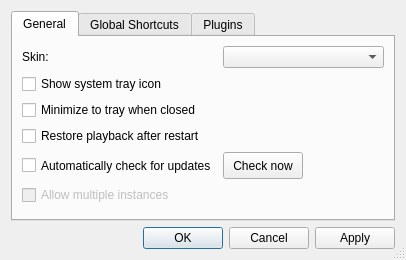
First picture: the form in src/preferencesDialog.ui, repository nulloy/nulloy, before the edit.
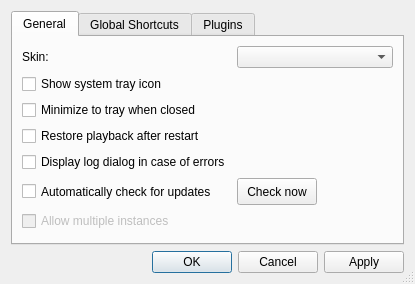
Second picture: the form after the edit. Custom widgets are drawn as their Qt base class.

Commit message: added option to hide NLogDialog

Patch:
```diff
--- a/src/preferencesDialog.ui
+++ b/src/preferencesDialog.ui
@@ -6,8 +6,8 @@
    <rect>
     <x>0</x>
     <y>0</y>
-    <width>406</width>
-    <height>260</height>
+    <width>400</width>
+    <height>284</height>
    </rect>
   </property>
   <property name="windowTitle">
@@ -27,6 +27,9 @@
        <string>General</string>
       </attribute>
       <layout class="QFormLayout" name="formLayout">
+       <property name="fieldGrowthPolicy">
+        <enum>QFormLayout::AllNonFixedFieldsGrow</enum>
+       </property>
        <item row="0" column="0">
         <widget class="QLabel" name="skinLabel">
          <property name="text">
@@ -58,7 +61,7 @@
          </property>
         </widget>
        </item>
-       <item row="4" column="0">
+       <item row="5" column="0">
         <widget class="QCheckBox" name="versionCheckBox">
          <property name="minimumSize">
           <size>
@@ -71,7 +74,7 @@
          </property>
         </widget>
        </item>
-       <item row="4" column="1">
+       <item row="5" column="1">
         <layout class="QHBoxLayout" name="horizontalLayout">
          <item>
           <widget class="QPushButton" name="versionCheckButton">
@@ -107,7 +110,7 @@
          </item>
         </layout>
        </item>
-       <item row="5" column="0">
+       <item row="6" column="0">
         <widget class="QCheckBox" name="singleInstanseCheckBox">
          <property name="enabled">
           <bool>false</bool>
@@ -117,6 +120,13 @@
          </property>
         </widget>
        </item>
+       <item row="4" column="0">
+        <widget class="QCheckBox" name="displayLogDialogCheckBox">
+         <property name="text">
+          <string>Display log dialog in case of errors</string>
+         </property>
+        </widget>
+       </item>
       </layout>
      </widget>
      <widget class="QWidget" name="shortcutsTab">
```
The commit also changes 5 other files.
